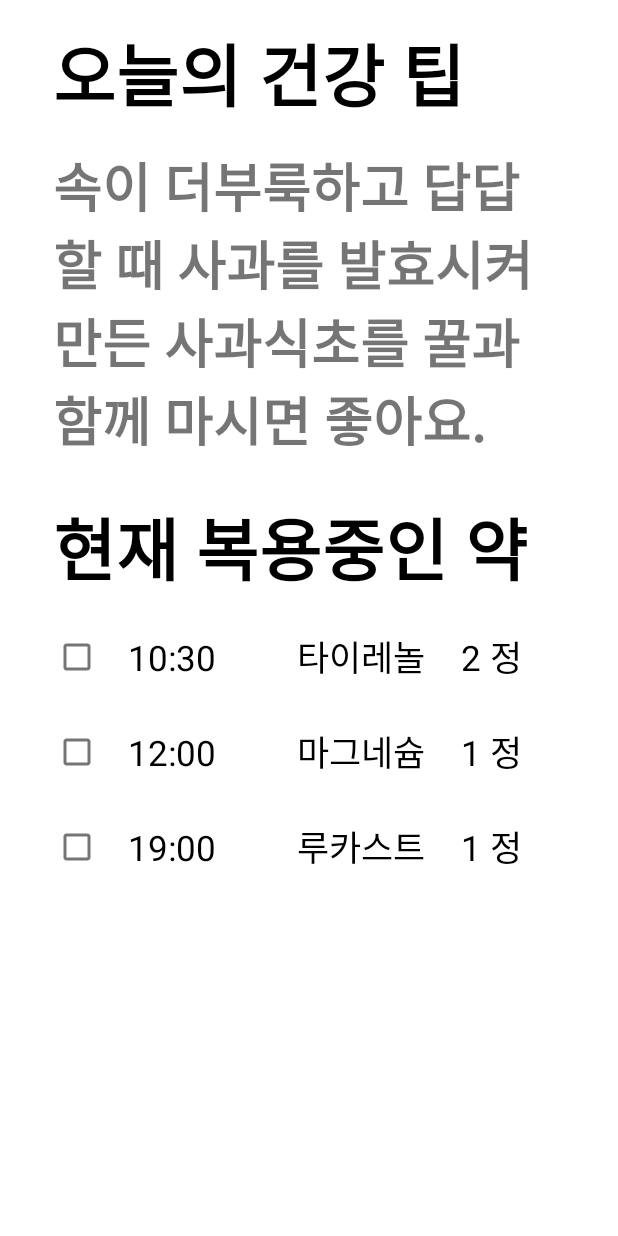
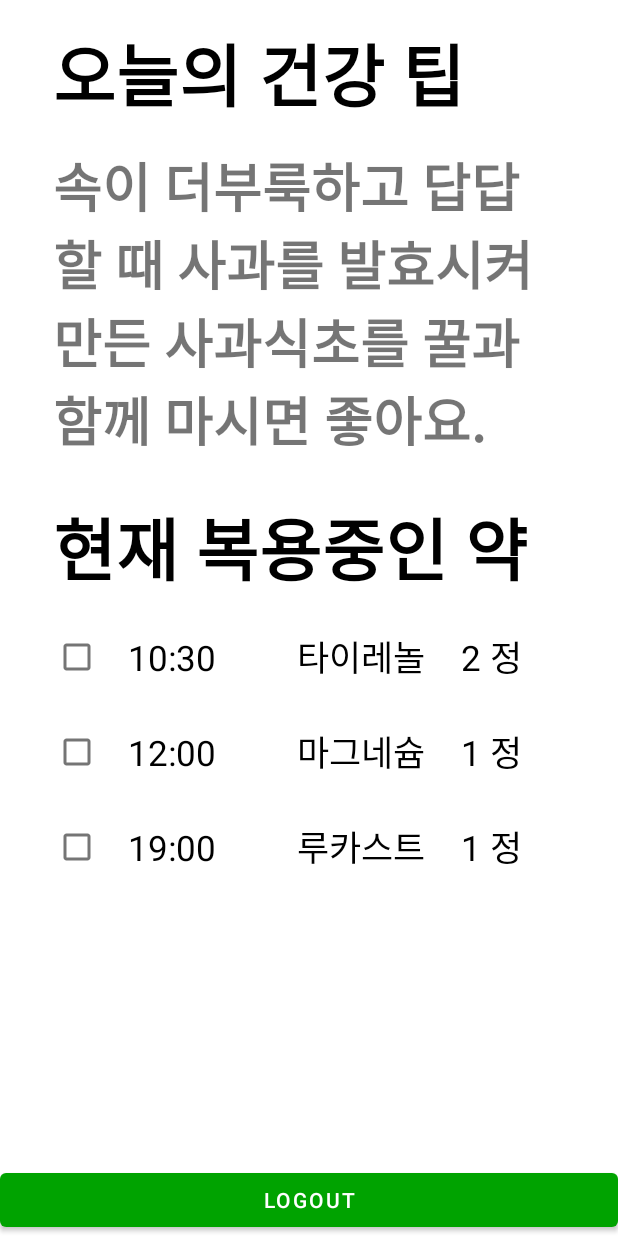
Before and after one commit to kmijin/DrHolmes_, an Android app: the layout activity_home.xml on its own in the app's theme, with its tools: preview values and no code run, on a phone screen of 412 x 824 dp. Run offline under Robolectric (Android 15) with nearby library versions, the phone set to English and light mode, and no system bars.

Commit message:
로그아읏 기능 추가 및 자동로그인 구현

```diff
--- a/app/src/main/res/layout/activity_home.xml
+++ b/app/src/main/res/layout/activity_home.xml
@@ -1,6 +1,7 @@
 <?xml version="1.0" encoding="utf-8"?>
 <androidx.constraintlayout.widget.ConstraintLayout xmlns:android="http://schemas.android.com/apk/res/android"
     xmlns:app="http://schemas.android.com/apk/res"
+    xmlns:app2="http://schemas.android.com/apk/res-auto"
     xmlns:tools="http://schemas.android.com/tools"
     android:layout_width="match_parent"
     android:layout_height="match_parent"
@@ -98,7 +99,17 @@
                 android:layout_marginEnd="35dp"
                 android:text="   19:00         루카스트    1 정"
                 android:textSize="23dp" />
+
         </LinearLayout>
     </ScrollView>
 
+    <Button
+        android:id="@+id/btn_logout"
+        android:layout_width="match_parent"
+        android:layout_height="wrap_content"
+        android:text="logout"
+        app2:layout_constraintBottom_toBottomOf="parent"
+        app2:layout_constraintEnd_toEndOf="parent"
+        app2:layout_constraintStart_toStartOf="parent" />
+
 </androidx.constraintlayout.widget.ConstraintLayout>
```
Also changed, not shown: app/src/main/java/com/pillgood/drholmes/MainActivity.java (+8 -0 lines), app/src/main/java/com/pillgood/drholmes/home/HomeActivity.java (+24 -2 lines), app/src/main/java/com/pillgood/drholmes/start/LoginActivity.java (+47 -0 lines).
